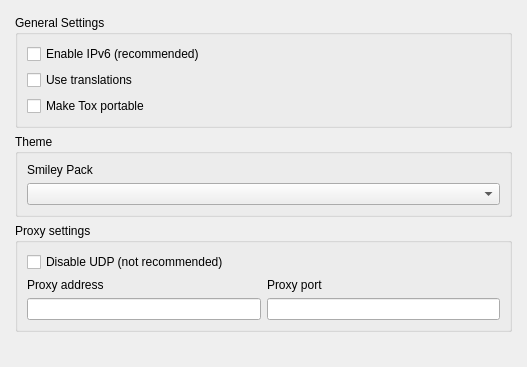
The window that widget/form/settings/generalsettings.ui (qTox/qTox) describes before a commit, drawn with Qt 5.
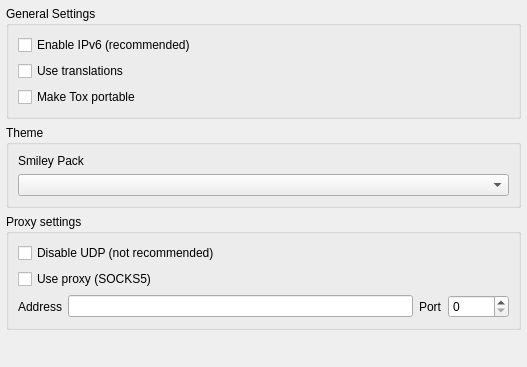
The same window after the commit.

Commit message: added "Use Proxy" checkbox

The edit to the form file:
```diff
--- a/widget/form/settings/generalsettings.ui
+++ b/widget/form/settings/generalsettings.ui
@@ -15,13 +15,13 @@
   </property>
   <layout class="QVBoxLayout" name="verticalLayout_2">
    <property name="leftMargin">
-    <number>15</number>
+    <number>6</number>
    </property>
    <property name="topMargin">
-    <number>15</number>
+    <number>6</number>
    </property>
    <property name="rightMargin">
-    <number>15</number>
+    <number>6</number>
    </property>
    <item>
     <widget class="QGroupBox" name="generalGroup">
@@ -92,31 +92,39 @@
        </widget>
       </item>
       <item>
-       <layout class="QHBoxLayout" name="horizontalLayoutProxyLabel">
+       <widget class="QCheckBox" name="cbUseProxy">
+        <property name="text">
+         <string>Use proxy (SOCKS5)</string>
+        </property>
+       </widget>
+      </item>
+      <item>
+       <layout class="QHBoxLayout" name="proxyLayout">
         <item>
          <widget class="QLabel" name="proxyAddrLabel">
           <property name="text">
-           <string extracomment="Text on proxy addr label">Proxy address</string>
+           <string extracomment="Text on proxy addr label">Address</string>
           </property>
          </widget>
         </item>
+        <item>
+         <widget class="QLineEdit" name="proxyAddr"/>
+        </item>
         <item>
          <widget class="QLabel" name="proxyPortLabel">
           <property name="text">
-           <string extracomment="Text on proxy port label">Proxy port</string>
+           <string extracomment="Text on proxy port label">Port</string>
           </property>
          </widget>
         </item>
-       </layout>
-      </item>
-      <item>
-       <layout class="QHBoxLayout" name="horizontalLayoutProxyBoxes">
         <item>
-         <widget class="QLineEdit" name="proxyAddr">
-         </widget>
-        </item>
-        <item>
-         <widget class="QLineEdit" name="proxyPort">
+         <widget class="QSpinBox" name="proxyPort">
+          <property name="minimum">
+           <number>0</number>
+          </property>
+          <property name="maximum">
+           <number>65535</number>
+          </property>
          </widget>
         </item>
        </layout>
```
Left out of the diff: 6 changed lines with no effect on the pictures. The commit also changes 5 other files.
